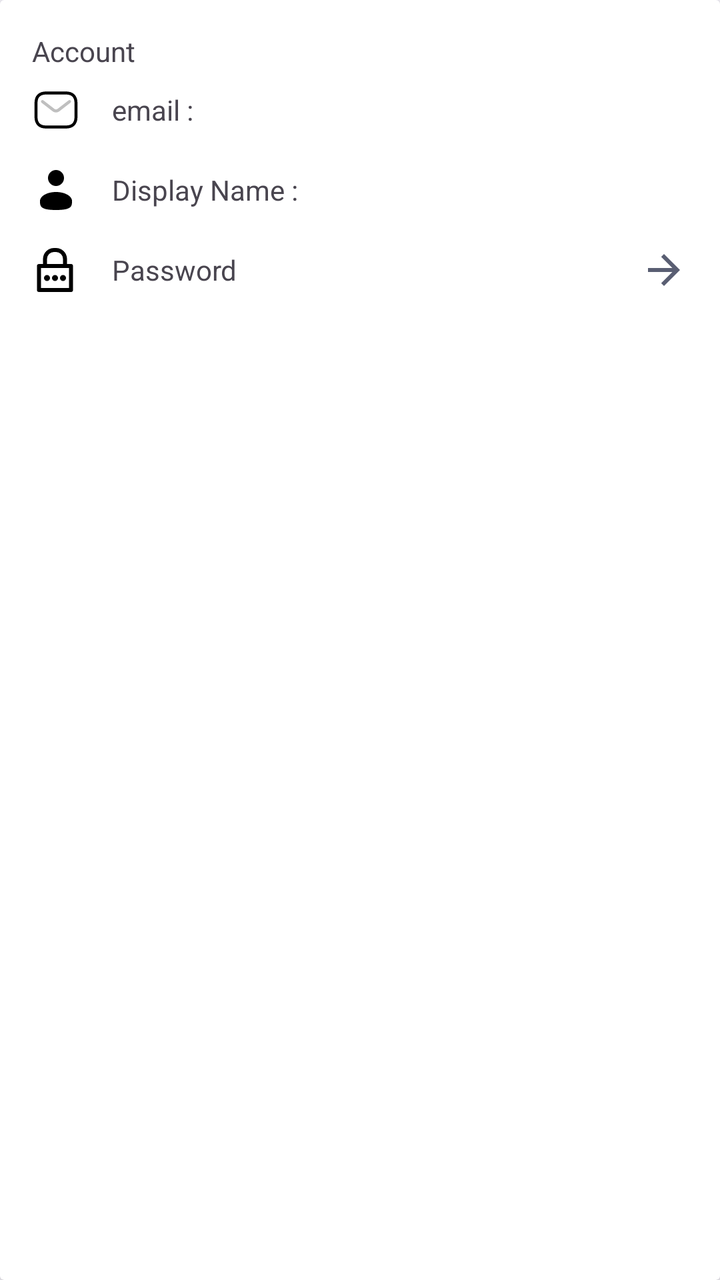
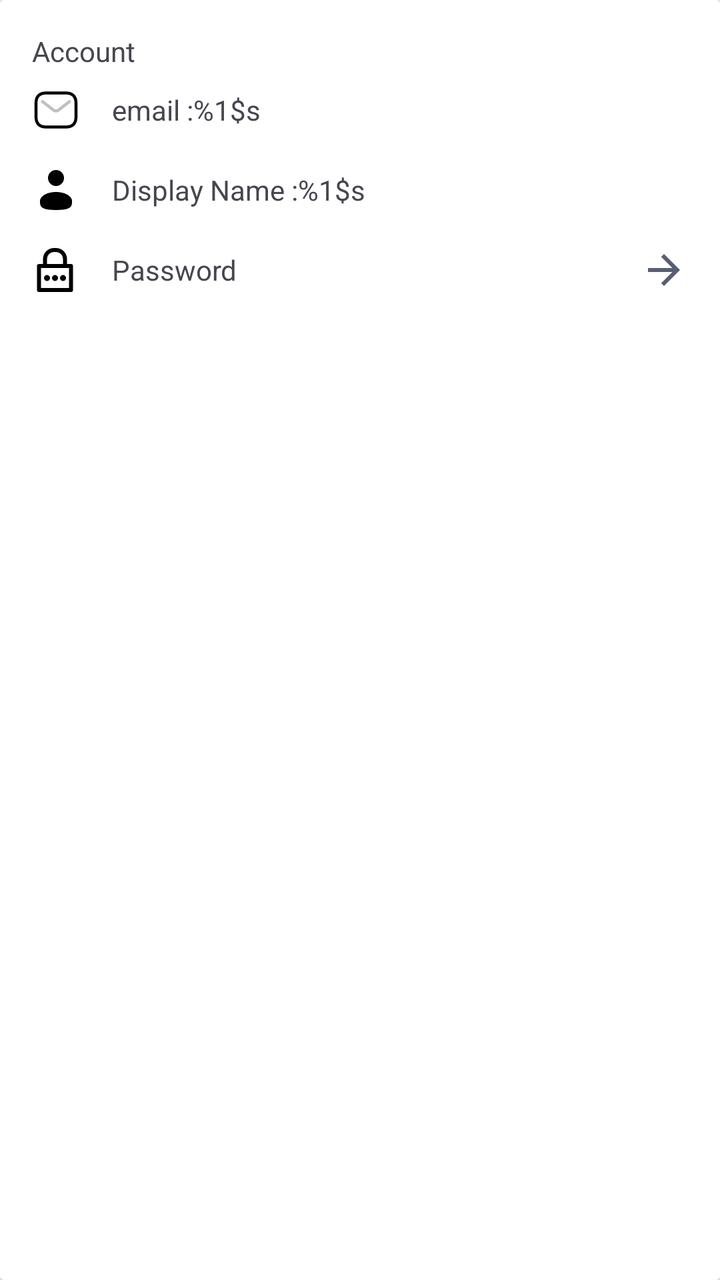

An Android layout rendered at two revisions. The XML below is the earlier revision; the diff shows what the commit changed to produce the second picture.
<!-- AndroidManifest.xml: application theme Theme.Iotequipment -->
<!-- res/layout/item_account.xml -->
<?xml version="1.0" encoding="utf-8"?>
<androidx.cardview.widget.CardView xmlns:android="http://schemas.android.com/apk/res/android"
    xmlns:tools="http://schemas.android.com/tools"
    android:layout_width="match_parent"
    android:layout_height="wrap_content"
    android:elevation="4dp"
    android:radius="12dp">

    <LinearLayout
        android:layout_width="match_parent"
        android:layout_height="wrap_content"
        android:orientation="vertical"
        android:padding="16dp">
        <TextView
            android:layout_width="match_parent"
            android:layout_height="wrap_content"
            android:text="@string/settings_account"
            android:layout_gravity="start"
            />
        
        <LinearLayout
            android:layout_width="match_parent"
            android:layout_height="wrap_content"
            android:gravity="center_vertical"
            android:clickable="true"
            android:focusable="true"
            android:background="?attr/selectableItemBackground"
            android:paddingVertical="8dp">

            <ImageView
                android:layout_width="24dp"
                android:layout_height="24dp"
                android:src="@drawable/ic_email" />

            <TextView
                android:layout_width="0dp"
                android:layout_height="wrap_content"
                android:layout_marginStart="16dp"
                android:layout_weight="1"
                android:text="@string/setting_email"
                android:textDirection="locale"
                android:gravity="start"
                />

        </LinearLayout>
        
        <LinearLayout
            android:layout_width="match_parent"
            android:layout_height="wrap_content"
            android:gravity="center_vertical"
            android:paddingVertical="8dp"
            android:clickable="true"
            android:focusable="true"
            android:background="?attr/selectableItemBackground"
            >

            <ImageView
                android:layout_width="24dp"
                android:layout_height="24dp"
                android:src="@drawable/ic_user" />

            <TextView
                android:layout_width="0dp"
                android:layout_height="wrap_content"
                android:layout_marginStart="16dp"
                android:layout_weight="1"
                android:text="@string/setting_display_name"
                android:textDirection="locale"
                android:gravity="start"
                />

        </LinearLayout>


        <LinearLayout
            android:layout_width="match_parent"
            android:layout_height="wrap_content"
            android:gravity="center_vertical"
            android:paddingVertical="8dp"
            android:clickable="true"
            android:focusable="true"
            android:background="?attr/selectableItemBackground"
            >

            <ImageView
                android:layout_width="24dp"
                android:layout_height="24dp"
                android:src="@drawable/ic_password" />

            <TextView
                android:layout_width="0dp"
                android:layout_height="wrap_content"
                android:layout_marginStart="16dp"
                android:layout_weight="1"
                android:text="@string/auth_password"
                android:textDirection="locale"
                android:gravity="start"
                />

            <ImageView
                android:layout_width="24dp"
                android:layout_height="24dp"
                android:src="@drawable/ic_back"
                android:scaleX="-1"
                />
        </LinearLayout>



    </LinearLayout>
</androidx.cardview.widget.CardView>
<!-- resources referenced by this layout -->
<resources>
  <!-- drawable ic_back (drawable) -->
  <vector xmlns:android="http://schemas.android.com/apk/res/android"
      android:autoMirrored="true" android:height="24dp"
      android:tint="@color/md_theme_secondary" android:viewportHeight="24"
      android:viewportWidth="24"
      android:width="24dp">
        
      <path android:fillColor="@color/black"
          android:pathData="M20,11H7.83l5.59,-5.59L12,4l-8,8 8,8 1.41,-1.41L7.83,13H20v-2z"/>
      
  </vector>
  <!-- drawable ic_email (drawable) -->
  <vector xmlns:android="http://schemas.android.com/apk/res/android" android:height="64dp" android:viewportHeight="24" android:viewportWidth="24" android:width="64dp">
        
      <path android:fillColor="#000000" android:fillType="evenOdd" android:pathData="M3.885,5.237C3.205,5.868 2.75,6.893 2.75,8.5V15.5C2.75,17.107 3.205,18.132 3.885,18.763C4.575,19.404 5.615,19.75 7,19.75H17C18.385,19.75 19.425,19.404 20.115,18.763C20.795,18.132 21.25,17.107 21.25,15.5V8.5C21.25,6.893 20.795,5.868 20.115,5.237C19.425,4.596 18.385,4.25 17,4.25H7C5.615,4.25 4.575,4.596 3.885,5.237ZM2.865,4.138C3.925,3.154 5.385,2.75 7,2.75H17C18.615,2.75 20.075,3.154 21.135,4.138C22.205,5.132 22.75,6.607 22.75,8.5V15.5C22.75,17.393 22.205,18.868 21.135,19.862C20.075,20.846 18.615,21.25 17,21.25H7C5.385,21.25 3.925,20.846 2.865,19.862C1.795,18.868 1.25,17.393 1.25,15.5V8.5C1.25,6.607 1.795,5.132 2.865,4.138Z"/>
        
      <path android:fillColor="#BFBFBF" android:fillType="evenOdd" android:pathData="M19.363,7.31C19.617,7.638 19.556,8.109 19.229,8.362L13.681,12.649C12.691,13.414 11.309,13.414 10.318,12.649L4.771,8.362C4.444,8.109 4.383,7.638 4.637,7.31C4.89,6.982 5.361,6.922 5.689,7.175L11.236,11.462C11.686,11.809 12.314,11.809 12.764,11.462L18.311,7.175C18.639,6.922 19.11,6.982 19.363,7.31Z"/>
      
  </vector>
  <!-- drawable ic_password (drawable) -->
  <vector xmlns:android="http://schemas.android.com/apk/res/android"
      android:width="64dp"
      android:height="64dp"
      android:viewportWidth="48"
      android:viewportHeight="48">
    <path
        android:pathData="M39,18H35V13A11,11 0,0 0,24 2H22A11,11 0,0 0,11 13v5H7a2,2 0,0 0,-2 2V44a2,2 0,0 0,2 2H39a2,2 0,0 0,2 -2V20A2,2 0,0 0,39 18ZM15,13a7,7 0,0 1,7 -7h2a7,7 0,0 1,7 7v5H15ZM37,42H9V22H37Z"
        android:fillColor="#000000"/>
    <path
        android:pathData="M15,32m-3,0a3,3 0,1 1,6 0a3,3 0,1 1,-6 0"
        android:fillColor="#000000"/>
    <path
        android:pathData="M23,32m-3,0a3,3 0,1 1,6 0a3,3 0,1 1,-6 0"
        android:fillColor="#000000"/>
    <path
        android:pathData="M31,32m-3,0a3,3 0,1 1,6 0a3,3 0,1 1,-6 0"
        android:fillColor="#000000"/>
  </vector>
  <!-- drawable ic_user (drawable) -->
  <vector xmlns:android="http://schemas.android.com/apk/res/android" android:height="64dp" android:viewportHeight="24" android:viewportWidth="24" android:width="64dp">
        
      <path android:fillColor="#000000" android:pathData="M12,6m-4,0a4,4 0,1 1,8 0a4,4 0,1 1,-8 0"/>
        
      <path android:fillColor="#000000" android:pathData="M20,17.5C20,19.985 20,22 12,22C4,22 4,19.985 4,17.5C4,15.015 7.582,13 12,13C16.418,13 20,15.015 20,17.5Z"/>
      
  </vector>
  <string name="auth_password">Password</string>
  <string name="setting_display_name">Display Name :</string>
  <string name="setting_email">email :</string>
  <string name="settings_account">Account</string>
  <style name="Theme.Iotequipment" parent="Base.Theme.Iotequipment" />
  <color name="md_theme_secondary">#595E72</color>
  <color name="black">#FF000000</color>
  <style name="Base.Theme.Iotequipment" parent="Theme.Material3.DayNight.NoActionBar">
          <item name="fontFamily">@font/iran_yekan_regular</item>
          
          
          <item name="colorPrimary">@color/md_theme_primary</item>
          <item name="android:colorBackground">@color/md_theme_background</item>
  
      </style>
  <color name="md_theme_primary">#0055EF</color>
  <color name="md_theme_background">#FAF8FF</color>
</resources>

<!-- the commit's change to res/layout/item_account.xml (unified diff, before → after) -->
@@ -33,6 +33,7 @@
                 android:src="@drawable/ic_email" />
 
             <TextView
+                android:id="@+id/txtEmailName"
                 android:layout_width="0dp"
                 android:layout_height="wrap_content"
                 android:layout_marginStart="16dp"
@@ -60,6 +61,7 @@
                 android:src="@drawable/ic_user" />
 
             <TextView
+                android:id="@+id/txtDisplayName"
                 android:layout_width="0dp"
                 android:layout_height="wrap_content"
                 android:layout_marginStart="16dp"
@@ -88,6 +90,7 @@
                 android:src="@drawable/ic_password" />
 
             <TextView
+                android:id="@+id/btnPassword"
                 android:layout_width="0dp"
                 android:layout_height="wrap_content"
                 android:layout_marginStart="16dp"
<!-- resource entries referenced after the edit -->
@@ -47,8 +47,8 @@
       
   </vector>
   <string name="auth_password">Password</string>
-  <string name="setting_display_name">Display Name :</string>
-  <string name="setting_email">email :</string>
+  <string name="setting_display_name">Display Name :%1$s</string>
+  <string name="setting_email">email :%1$s</string>
   <string name="settings_account">Account</string>
   <style name="Theme.Iotequipment" parent="Base.Theme.Iotequipment" />
   <color name="md_theme_secondary">#595E72</color>
